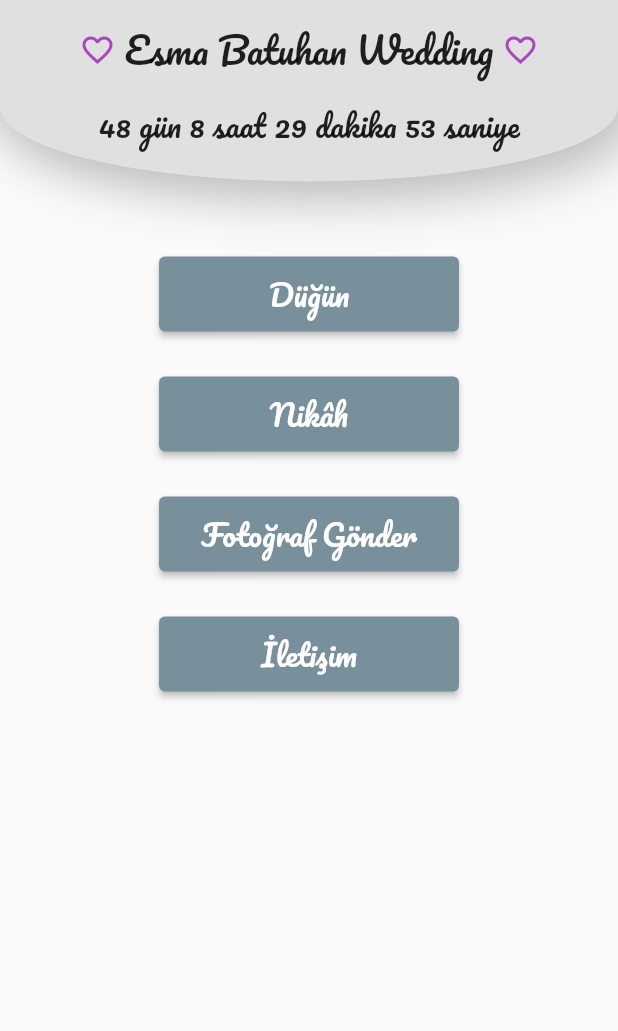
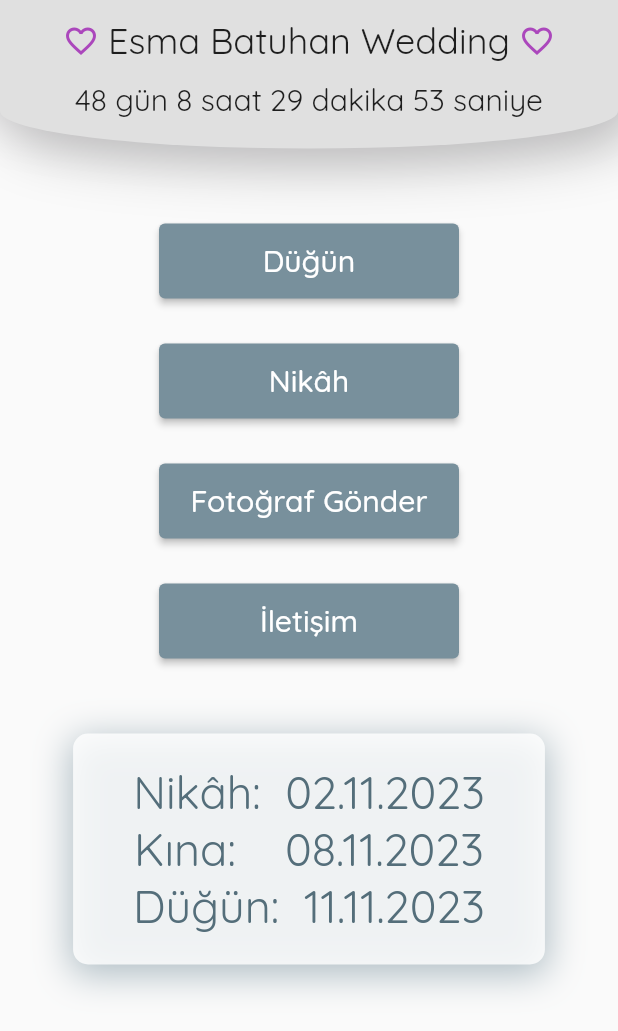
Before and after one commit to mordeve/esmabatu, a Flutter app: the screen it shows after launch, on a phone screen of 412 x 824 dp. Shown: the top 1031 px of the screen. Run offline on Flutter 3.47's test engine with Material 2 defaults, Android fonts, the light colour scheme and no system bars; our stand-ins replace firebase_core, firebase_database, get, google_fonts, image_picker; accounts and stored records are empty; statements that could not run were skipped.

Commit message:
font family update and add dates of each event

```diff
--- a/lib/main.dart
+++ b/lib/main.dart
@@ -29,6 +29,7 @@
       debugShowCheckedModeBanner: false,
       initialBinding: MainBinding(),
       fallbackLocale: const Locale("tr"),
+      theme: ThemeData(fontFamily: 'Pacifico'),
       // theme: Colors.blueGrey
       themeMode: ThemeMode.dark,
     );
--- a/lib/pages/home_page.dart
+++ b/lib/pages/home_page.dart
@@ -5,6 +5,7 @@
 import 'package:esmabatu/controllers/main_controller.dart';
 import 'package:esmabatu/route.dart';
 import 'package:esmabatu/widgets/custom_app_bar.dart';
+import 'package:esmabatu/widgets/dates_widget.dart';
 import 'package:flutter/foundation.dart';
 import 'package:flutter/material.dart';
 import 'package:get/get.dart';
@@ -42,12 +43,10 @@
 
   Future<void> _takePhoto() async {
     try {
-      final pickedFile =
-          await ImagePicker().pickImage(source: ImageSource.camera);
+      final pickedFile = await ImagePicker()
+          .pickImage(source: ImageSource.camera, imageQuality: 25);
 
       if (pickedFile != null) {
-        // final img = File(pickedFile.path);
-        // get image bytes
         final Uint8List imgBytes = await pickedFile.readAsBytes();
         await homeController.uploadImage(imgBytes);
       }
@@ -59,7 +58,8 @@
   @override
   Widget build(BuildContext context) {
     return Scaffold(
-        body: Column(
+        body: SingleChildScrollView(
+      child: Column(
         children: [
           const CustomAppBar(),
           const SizedBox(height: 50),
@@ -73,19 +73,23 @@
                 },
                 style: ElevatedButton.styleFrom(
                   backgroundColor: Colors.blueGrey[400],
-                textStyle: GoogleFonts.pacifico(fontSize: 20),
                   minimumSize: const Size(200, 50),
                 ),
-              child: const Text("Düğün"),
+                child: Text(
+                  "Düğün",
+                  style: GoogleFonts.quicksand(fontSize: 20),
+                ),
               ),
               ElevatedButton(
                 onPressed: () {},
                 style: ElevatedButton.styleFrom(
                   backgroundColor: Colors.blueGrey[400],
-                textStyle: GoogleFonts.pacifico(fontSize: 20),
                   minimumSize: const Size(200, 50),
                 ),
-              child: const Text("Nikâh"),
+                child: Text(
+                  "Nikâh",
+                  style: GoogleFonts.quicksand(fontSize: 20),
+                ),
               ),
               ElevatedButton(
                 onPressed: () async {
@@ -105,23 +109,28 @@
                 },
                 style: ElevatedButton.styleFrom(
                   backgroundColor: Colors.blueGrey[400],
-                textStyle: GoogleFonts.pacifico(fontSize: 20),
                   minimumSize: const Size(200, 50),
                 ),
-              child: const Text("Fotoğraf Gönder"),
+                child: Text(
+                  "Fotoğraf Gönder",
+                  style: GoogleFonts.quicksand(fontSize: 20),
+                ),
               ),
               ElevatedButton(
                 onPressed: () {},
                 style: ElevatedButton.styleFrom(
                   backgroundColor: Colors.blueGrey[400],
-                textStyle: GoogleFonts.pacifico(fontSize: 20),
                   minimumSize: const Size(200, 50),
                 ),
-              child: const Text("İletişim"),
+                child: Text("İletişim",
+                    style: GoogleFonts.quicksand(fontSize: 20)),
               ),
             ],
           ),
+          const SizedBox(height: 50),
+          const DatesWidget(),
         ],
+      ),
     ));
   }
 }
--- a/lib/widgets/custom_app_bar.dart
+++ b/lib/widgets/custom_app_bar.dart
@@ -14,14 +14,14 @@
             color: Colors.grey[300],
             borderRadius: BorderRadius.vertical(
               bottom:
-                  Radius.elliptical(MediaQuery.of(context).size.width, 100.0),
+                  Radius.elliptical(MediaQuery.of(context).size.width, 50.0),
             ),
             boxShadow: const [
               BoxShadow(
                 color: Color(0xFFBEBEBE),
                 offset: Offset(10, 10),
                 blurRadius: 30,
-                spreadRadius: 1,
+                spreadRadius: 2,
               ),
               BoxShadow(
                 color: Color.fromARGB(255, 191, 189, 192),
@@ -45,7 +45,7 @@
                   const SizedBox(width: 6.0),
                   Text(
                     appName,
-                    style: GoogleFonts.pacifico(fontSize: 24),
+                    style: GoogleFonts.quicksand(fontSize: 24),
                     textAlign: TextAlign.center,
                   ),
                   const SizedBox(width: 6.0),
@@ -62,7 +62,7 @@
               child: Obx(
                 () => Text(
                   Get.find<MainController>().remTime.value,
-                  style: GoogleFonts.pacifico(fontSize: 20.0),
+                  style: GoogleFonts.quicksand(fontSize: 20.0),
                 ),
               ),
             ),
--- /dev/null
+++ b/lib/widgets/dates_widget.dart
@@ -0,0 +1,96 @@
+import 'package:flutter/material.dart';
+import 'package:google_fonts/google_fonts.dart';
+
+class DatesWidget extends StatelessWidget {
+  const DatesWidget({Key? key}) : super(key: key);
+
+  @override
+  Widget build(BuildContext context) {
+    return Container(
+      // Nikâh: 02.11.2023
+      // Kına: 08.11.2023
+      // Düğün: 11.11.2023
+      padding: const EdgeInsets.symmetric(
+        vertical: 20.0,
+        horizontal: 40.0,
+      ),
+      decoration: BoxDecoration(
+        color: Colors.white.withOpacity(0.8),
+        borderRadius: BorderRadius.circular(10),
+        boxShadow: [
+          BoxShadow(
+            color: Colors.blueGrey.shade200,
+            blurRadius: 20,
+            spreadRadius: 2,
+            offset: Offset(0, 5),
+          ),
+        ],
+      ),
+      child: Column(
+        mainAxisAlignment: MainAxisAlignment.center,
+        children: [
+          RichText(
+            text: TextSpan(
+              children: [
+                TextSpan(
+                  text: "Nikâh: ",
+                  style: GoogleFonts.quicksand(
+                    fontSize: 30,
+                    color: Colors.blueGrey[600],
+                  ),
+                ),
+                TextSpan(
+                  text: " 02.11.2023",
+                  style: GoogleFonts.quicksand(
+                    fontSize: 30,
+                    color: Colors.blueGrey[600],
+                  ),
+                ),
+              ],
+            ),
+          ),
+          RichText(
+            text: TextSpan(
+              children: [
+                TextSpan(
+                  text: "Kına:   ",
+                  style: GoogleFonts.quicksand(
+                    fontSize: 30,
+                    color: Colors.blueGrey[600],
+                  ),
+                ),
+                TextSpan(
+                  text: " 08.11.2023",
+                  style: GoogleFonts.quicksand(
+                    fontSize: 30,
+                    color: Colors.blueGrey[600],
+                  ),
+                ),
+              ],
+            ),
+          ),
+          RichText(
+            text: TextSpan(
+              children: [
+                TextSpan(
+                  text: "Düğün: ",
+                  style: GoogleFonts.quicksand(
+                    fontSize: 30,
+                    color: Colors.blueGrey[600],
+                  ),
+                ),
+                TextSpan(
+                  text: " 11.11.2023",
+                  style: GoogleFonts.quicksand(
+                    fontSize: 30,
+                    color: Colors.blueGrey[600],
+                  ),
+                ),
+              ],
+            ),
+          ),
+        ],
+      ),
+    );
+  }
+}
--- a/pubspec.yaml
+++ b/pubspec.yaml
@@ -23,6 +23,7 @@
   firebase_core: ^2.15.1
   firebase_database: ^10.2.5
   uuid: ^3.0.7
+  flutter_circular_text: ^0.3.1
 
 
 
@@ -36,6 +37,10 @@
 flutter:
   uses-material-design: true
 
+  fonts:
+    - family: Pacifico
+      fonts:
+        - asset: assets/fonts/Pacifico/Pacifico-Regular.ttf
 
   assets:
     - assets/
```
Also changed, not shown: assets/fonts/Pacifico/OFL.txt (added, +93 -0 lines), lib/pages/dugun_page.dart (+22 -17 lines), assets/bg_dugun.png (added), assets/fonts/Pacifico/Pacifico-Regular.ttf (added), 4 other files. Lines whose indentation alone changed are shown as unchanged.
